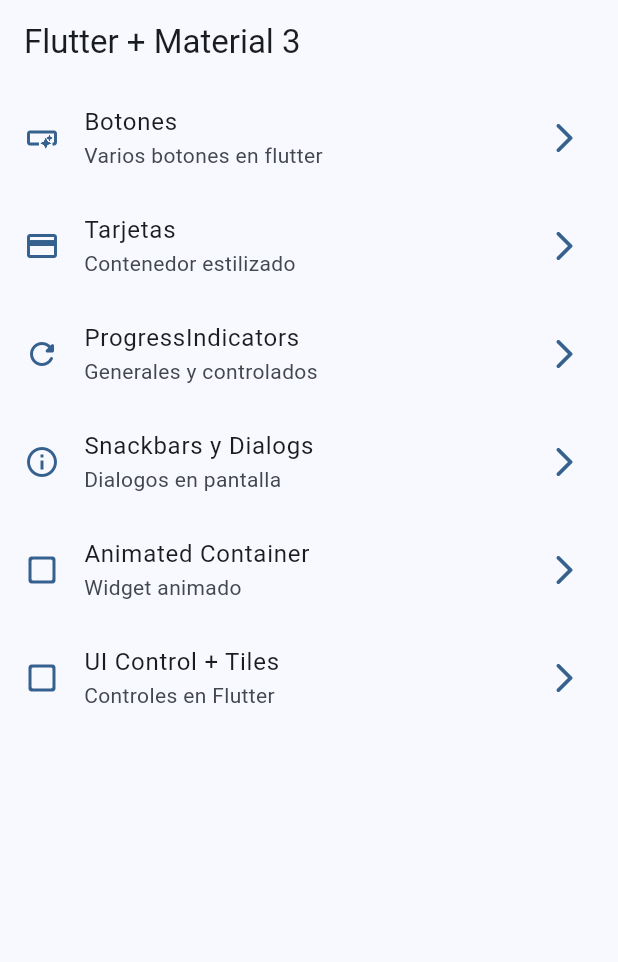
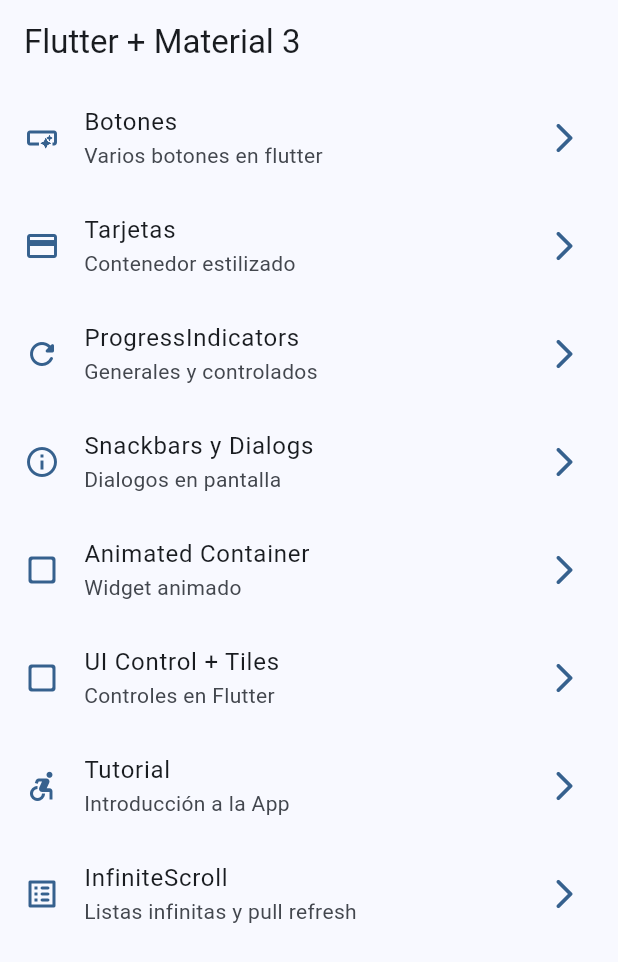
Before and after one commit to garguidevsw/widgets_app_flutter, a Flutter app: the screen it shows after launch, on a phone screen of 412 x 824 dp. Shown: the top 962 px of the screen. Run offline on Flutter 3.47's test engine with Material 2 defaults, Android fonts, the phone set to English and light mode, and no system bars; our stand-ins replace animate_do, go_router.

Commit message:
add infinite scroll

```diff
--- a/lib/config/menu/menu_items.dart
+++ b/lib/config/menu/menu_items.dart
@@ -51,4 +51,16 @@ const appMenuItems = <MenuItem>[
     link: '/ui-control',
     icon: Icons.check_box_outline_blank_rounded,
   ),
+  MenuItem(
+    title: 'Tutorial',
+    subTitle: 'Introducción a la App',
+    link: '/tutorial',
+    icon: Icons.accessible_forward,
+  ),
+  MenuItem(
+    title: 'InfiniteScroll',
+    subTitle: 'Listas infinitas y pull refresh',
+    link: '/infinite',
+    icon: Icons.list_alt_rounded,
+  ),
 ];
--- a/lib/config/router/app_router.dart
+++ b/lib/config/router/app_router.dart
@@ -40,5 +40,15 @@ final appRouter = GoRouter(
       name: UiControlsScreen.name,
       builder: (context, state) => const UiControlsScreen(),
     ),
+    GoRoute(
+      path: '/tutotial',
+      name: AppTutorialScreen.name,
+      builder: (context, state) => const AppTutorialScreen(),
+    ),
+    GoRoute(
+      path: '/infinite',
+      name: InfiniteScrollScreen.name,
+      builder: (context, state) => const InfiniteScrollScreen(),
+    ),
   ],
 );
--- a/pubspec.yaml
+++ b/pubspec.yaml
@@ -7,6 +7,7 @@ environment:
   sdk: '>=3.1.0-11.0.dev <4.0.0'
 
 dependencies:
+  animate_do: ^3.0.2
   flutter:
     sdk: flutter
   go_router: ^7.0.0
```
Also changed, not shown: lib/presentation/screens/infinite_scroll/infinite_scroll_screen.dart (+112 -2 lines), pubspec.lock.
